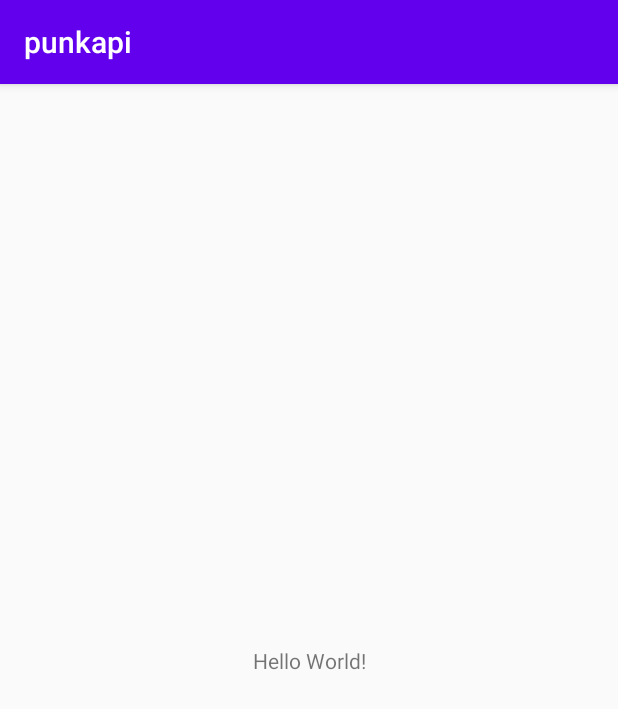
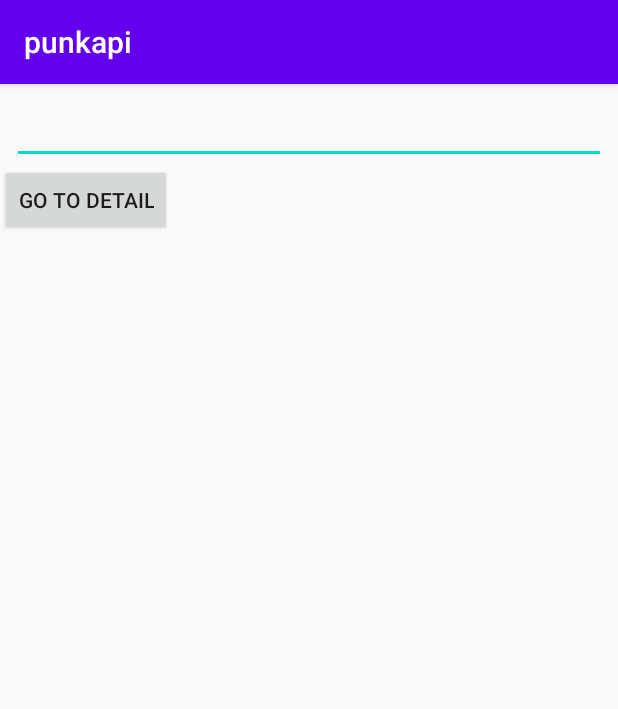
Before and after one commit to loperilla/punkapi, an Android app: the screen it shows after launch (MainActivity), on a phone screen of 412 x 824 dp. Shown: the top 709 px of the screen. Run offline under Robolectric (Android 15) with nearby library versions, the phone set to English and light mode, and no system bars; our stand-ins replace Dagger/Hilt's generated code.

Commit message:
Prepare mocked navigation

```diff
--- /dev/null
+++ b/app/src/main/java/com/loperilla/punkapi/core/App.kt
@@ -0,0 +1,7 @@
+package com.loperilla.punkapi.core
+
+import android.app.Application
+import dagger.hilt.android.HiltAndroidApp
+
+@HiltAndroidApp
+class App: Application()
--- a/app/src/main/java/com/loperilla/punkapi/MainActivity.kt
+++ b/app/src/main/java/com/loperilla/punkapi/ui/activity/MainActivity.kt
@@ -1,7 +1,8 @@
-package com.loperilla.punkapi
+package com.loperilla.punkapi.ui.activity
 
-import android.support.v7.app.AppCompatActivity
 import android.os.Bundle
+import androidx.appcompat.app.AppCompatActivity
+import com.loperilla.punkapi.R
 
 class MainActivity : AppCompatActivity() {
     override fun onCreate(savedInstanceState: Bundle?) {
--- /dev/null
+++ b/app/src/main/java/com/loperilla/punkapi/ui/fragments/ListFragment.kt
@@ -0,0 +1,37 @@
+package com.loperilla.punkapi.ui.fragments
+
+import android.os.Bundle
+import android.view.LayoutInflater
+import android.view.View
+import android.view.ViewGroup
+import androidx.fragment.app.Fragment
+import androidx.navigation.fragment.findNavController
+import com.loperilla.punkapi.databinding.ListFragmentBinding
+
+class ListFragment: Fragment() {
+    private lateinit var viewRoot: View
+    private var _binding: ListFragmentBinding? = null
+    private val binding get() = _binding!!
+
+    override fun onCreateView(
+        inflater: LayoutInflater,
+        container: ViewGroup?,
+        savedInstanceState: Bundle?
+    ): View {
+        _binding = ListFragmentBinding.inflate(inflater, container, false)
+        viewRoot = binding.root
+        return viewRoot
+    }
+
+    override fun onViewCreated(view: View, savedInstanceState: Bundle?) {
+        super.onViewCreated(view, savedInstanceState)
+
+        binding.also {
+            it.buttonTest.setOnClickListener {
+                findNavController().navigate(
+                    ListFragmentDirections.actionListFragmentToDetailFragment("Estrella Galicia")
+                )
+            }
+        }
+    }
+}
--- a/app/src/main/res/layout/activity_main.xml
+++ b/app/src/main/res/layout/activity_main.xml
@@ -1,18 +1,13 @@
 <?xml version="1.0" encoding="utf-8"?>
-<android.support.constraint.ConstraintLayout xmlns:android="http://schemas.android.com/apk/res/android"
-    xmlns:app="http://schemas.android.com/apk/res-auto"
-    xmlns:tools="http://schemas.android.com/tools"
+<androidx.fragment.app.FragmentContainerView android:id="@+id/nav_host_fragment"
+    android:name="androidx.navigation.fragment.NavHostFragment"
     android:layout_width="match_parent"
     android:layout_height="match_parent"
-    tools:context=".MainActivity">
-
-    <TextView
-        android:layout_width="wrap_content"
-        android:layout_height="wrap_content"
-        android:text="Hello World!"
-        app:layout_constraintBottom_toBottomOf="parent"
-        app:layout_constraintEnd_toEndOf="parent"
-        app:layout_constraintStart_toStartOf="parent"
-        app:layout_constraintTop_toTopOf="parent" />
-
-</android.support.constraint.ConstraintLayout>
+    app:layout_constraintLeft_toLeftOf="parent"
+    app:layout_constraintRight_toRightOf="parent"
+    app:layout_constraintTop_toTopOf="parent"
+    app:layout_constraintBottom_toBottomOf="parent"
+    app:defaultNavHost="true"
+    app:navGraph="@navigation/home_navgraph"
+    xmlns:android="http://schemas.android.com/apk/res/android"
+    xmlns:app="http://schemas.android.com/apk/res-auto" />
--- /dev/null
+++ b/app/src/main/res/layout/list_fragment.xml
@@ -0,0 +1,36 @@
+<?xml version="1.0" encoding="utf-8"?>
+<LinearLayout xmlns:android="http://schemas.android.com/apk/res/android"
+    xmlns:app="http://schemas.android.com/apk/res-auto"
+    android:layout_width="match_parent"
+    android:layout_height="match_parent"
+    android:orientation="vertical">
+
+    <com.google.android.material.textfield.MaterialAutoCompleteTextView
+        android:id="@+id/search_input"
+        android:layout_width="match_parent"
+        android:layout_height="wrap_content"
+        android:layout_marginStart="8dp"
+        android:layout_marginTop="8dp"
+        android:layout_marginEnd="8dp" />
+
+    <Button
+        android:id="@+id/buttonTest"
+        android:text="Go to detail"
+        android:layout_width="wrap_content"
+        android:layout_height="wrap_content"/>
+
+    <androidx.core.widget.NestedScrollView
+        android:layout_width="match_parent"
+        android:layout_height="0dp"
+        android:layout_marginStart="8dp"
+        android:layout_marginTop="8dp"
+        android:layout_marginEnd="8dp"
+        android:layout_weight="1">
+
+        <androidx.recyclerview.widget.RecyclerView
+            android:id="@+id/rv_beers"
+            android:layout_width="match_parent"
+            android:layout_height="match_parent" />
+    </androidx.core.widget.NestedScrollView>
+
+</LinearLayout>
--- /dev/null
+++ b/app/src/main/res/navigation/home_navgraph.xml
@@ -0,0 +1,27 @@
+<?xml version="1.0" encoding="utf-8"?>
+<navigation xmlns:android="http://schemas.android.com/apk/res/android"
+    xmlns:app="http://schemas.android.com/apk/res-auto"
+    xmlns:tools="http://schemas.android.com/tools"
+    android:id="@+id/home_navgraph.xml"
+    app:startDestination="@id/listFragment">
+
+    <fragment
+        android:name="com.loperilla.punkapi.ui.fragments.ListFragment"
+        android:id="@+id/listFragment"
+        android:label="Busca tu cerveza"
+        tools:layout="@layout/list_fragment"
+        >
+        <action
+            android:id="@+id/action_listFragment_to_detailFragment"
+            app:destination="@id/detailFragment" />
+    </fragment>
+    <fragment
+        android:id="@+id/detailFragment"
+        android:name="com.loperilla.punkapi.DetailFragment"
+        android:label="fragment_detail"
+        tools:layout="@layout/fragment_detail" >
+        <argument
+            android:name="beer"
+            app:argType="string" />
+    </fragment>
+</navigation>
--- a/app/src/main/res/values/strings.xml
+++ b/app/src/main/res/values/strings.xml
@@ -1,3 +1,5 @@
 <resources>
     <string name="app_name">punkapi</string>
+    <!-- TODO: Remove or change this placeholder text -->
+    <string name="hello_blank_fragment">Hello blank fragment</string>
 </resources>
--- a/gradle.properties
+++ b/gradle.properties
@@ -17,3 +17,5 @@ kotlin.code.style=official
 # resources declared in the library itself and none from the library's dependencies,
 # thereby reducing the size of the R class for that library
 android.nonTransitiveRClass=true
+android.useAndroidX=true
+android.enableJetifier=true
```
Also changed, not shown: app/build.gradle (+26 -5 lines), app/src/main/AndroidManifest.xml (+3 -4 lines), app/src/main/java/com/loperilla/punkapi/DetailFragment.kt (added, +36 -0 lines), app/src/main/res/layout/fragment_detail.xml (added, +15 -0 lines), build.gradle (+12 -0 lines), 1 other file.
